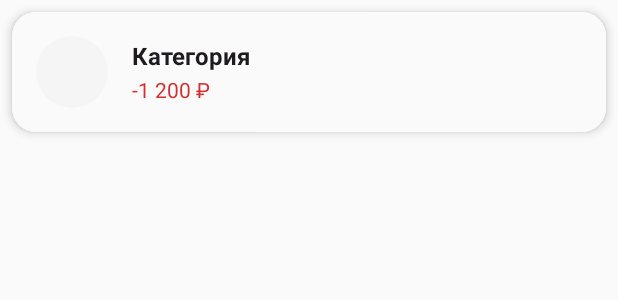
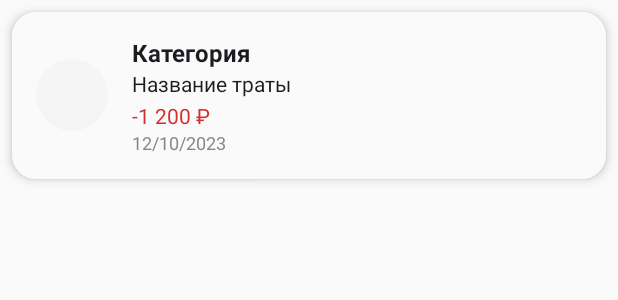
Before and after one commit to BeastChef/MoneyMind, an Android app: the layout item_expense.xml on its own in the app's theme, with its tools: preview values and no code run, on a phone screen of 412 x 824 dp. Shown: the top 300 px of the screen. Run offline under Robolectric (Android 15) with nearby library versions, the phone set to English and light mode, and no system bars.

Commit message:
Final 99%

```diff
--- a/app/src/main/res/layout/item_expense.xml
+++ b/app/src/main/res/layout/item_expense.xml
@@ -29,13 +29,14 @@
             android:scaleType="centerInside"
             android:contentDescription="@string/expense_icon" />
 
-        <!-- Название + сумма -->
+        <!-- Название, сумма, название траты и дата -->
         <LinearLayout
             android:orientation="vertical"
             android:layout_width="0dp"
             android:layout_height="wrap_content"
             android:layout_weight="1">
 
+            <!-- Название категории -->
             <TextView
                 android:id="@+id/expense_title"
                 android:layout_width="wrap_content"
@@ -47,6 +48,18 @@
                 android:maxLines="1"
                 android:ellipsize="end" />
 
+            <!-- Название траты -->
+            <TextView
+                android:id="@+id/expense_title_item"
+                android:layout_width="wrap_content"
+                android:layout_height="wrap_content"
+                android:text="Название траты"
+                android:textSize="14sp"
+                android:textColor="?android:textColorPrimary"
+                android:maxLines="1"
+                android:ellipsize="end" />
+
+            <!-- Сумма -->
             <TextView
                 android:id="@+id/expense_amount"
                 android:layout_width="wrap_content"
@@ -55,6 +68,15 @@
                 android:textSize="14sp"
                 android:textColor="#D32F2F"
                 android:layout_marginTop="2dp" />
+
+            <!-- Дата -->
+            <TextView
+                android:id="@+id/expense_date"
+                android:layout_width="wrap_content"
+                android:layout_height="wrap_content"
+                android:text="12/10/2023"
+                android:textSize="12sp"
+                android:textColor="#888" />
         </LinearLayout>
 
     </LinearLayout>
```
Also changed, not shown: app/src/main/java/com/example/moneymind/ui/ExpenseAdapter.java (+11 -1 lines), app/src/main/java/com/example/moneymind/utils/FirestoreHelper.java (+32 -0 lines).
